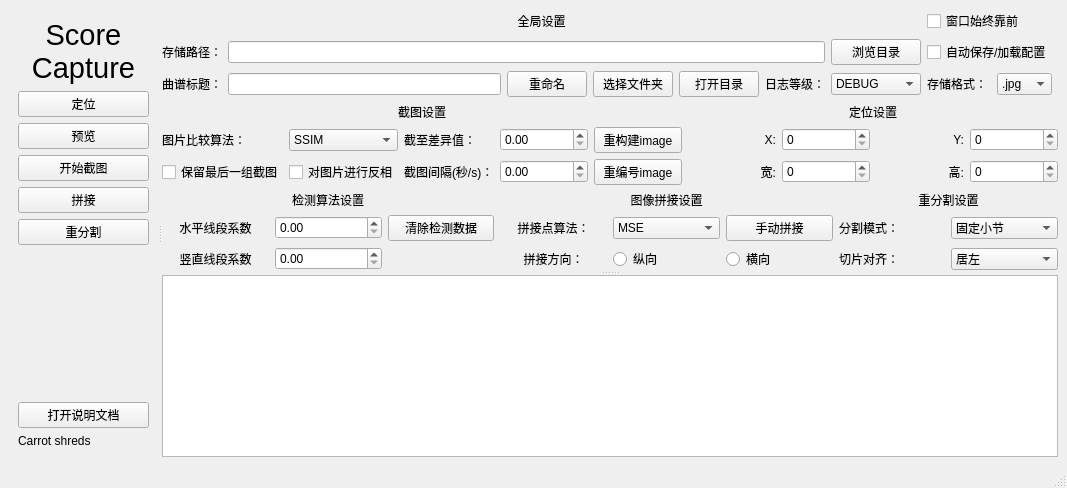
Carrot-shreds/score_capture, file src/ui/mainwindow.ui: the form before one commit.
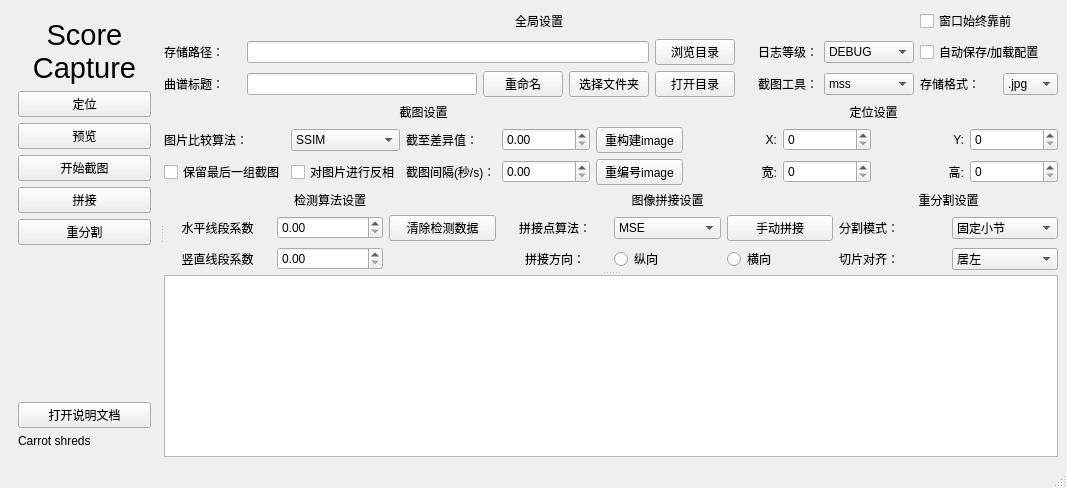
The form after the commit.

Commit message: 测试了对linux的支持 尤其解决了wayland的下的一些问题，提供了linux下的shell入口脚本 修改了路径相关操作，以实现跨平台兼容 提供fcitx-qt插件编译脚本，用以支持fcitx输入法 重构截图函数，提供不同后端命令的切换 在wayland模式下使用shell脚本设置变量切换到xcb应用模式

The edit to the form file:
```diff
--- a/src/ui/mainwindow.ui
+++ b/src/ui/mainwindow.ui
@@ -129,179 +129,6 @@
        </property>
        <widget class="QWidget" name="layoutWidget">
         <layout class="QGridLayout" name="gridLayout_3">
-         <item row="0" column="0">
-          <layout class="QGridLayout" name="gridLayout">
-           <item row="0" column="0" colspan="7">
-            <widget class="QLabel" name="label_4">
-             <property name="text">
-              <string>全局设置</string>
-             </property>
-             <property name="alignment">
-              <set>Qt::AlignmentFlag::AlignCenter</set>
-             </property>
-            </widget>
-           </item>
-           <item row="1" column="6">
-            <widget class="QPushButton" name="pushButton_select_path">
-             <property name="text">
-              <string>浏览目录</string>
-             </property>
-            </widget>
-           </item>
-           <item row="2" column="8">
-            <widget class="QComboBox" name="comboBox_save_format">
-             <property name="sizePolicy">
-              <sizepolicy hsizetype="Fixed" vsizetype="Fixed">
-               <horstretch>0</horstretch>
-               <verstretch>0</verstretch>
-              </sizepolicy>
-             </property>
-             <property name="minimumSize">
-              <size>
-               <width>55</width>
-               <height>0</height>
-              </size>
-             </property>
-             <item>
-              <property name="text">
-               <string>.jpg</string>
-              </property>
-             </item>
-             <item>
-              <property name="text">
-               <string>.png</string>
-              </property>
-             </item>
-            </widget>
-           </item>
-           <item row="2" column="3">
-            <widget class="QPushButton" name="pushButton_select_folder">
-             <property name="text">
-              <string>选择文件夹</string>
-             </property>
-            </widget>
-           </item>
-           <item row="1" column="7" colspan="2">
-            <widget class="QCheckBox" name="checkBox_auto_manage_config">
-             <property name="text">
-              <string>自动保存/加载配置</string>
-             </property>
-            </widget>
-           </item>
-           <item row="0" column="7" colspan="2">
-            <widget class="QCheckBox" name="checkBox_always_on_top">
-             <property name="text">
-              <string>窗口始终靠前</string>
-             </property>
-            </widget>
-           </item>
-           <item row="2" column="0">
-            <widget class="QLabel" name="label_3">
-             <property name="text">
-              <string>曲谱标题：</string>
-             </property>
-            </widget>
-           </item>
-           <item row="1" column="1" colspan="5">
-            <widget class="QLineEdit" name="lineEdit_save_path"/>
-           </item>
-           <item row="2" column="5">
-            <widget class="QLabel" name="label_12">
-             <property name="text">
-              <string>日志等级：</string>
-             </property>
-             <property name="alignment">
-              <set>Qt::AlignmentFlag::AlignRight|Qt::AlignmentFlag::AlignTrailing|Qt::AlignmentFlag::AlignVCenter</set>
-             </property>
-            </widget>
-           </item>
-           <item row="2" column="4">
-            <widget class="QPushButton" name="pushButton_open_folder">
-             <property name="text">
-              <string>打开目录</string>
-             </property>
-            </widget>
-           </item>
-           <item row="1" column="0">
-            <widget class="QLabel" name="label_5">
-             <property name="text">
-              <string>存储路径：</string>
-             </property>
-            </widget>
-           </item>
-           <item row="2" column="1">
-            <widget class="QLineEdit" name="lineEdit_score_title">
-             <property name="sizePolicy">
-              <sizepolicy hsizetype="Expanding" vsizetype="Fixed">
-               <horstretch>0</horstretch>
-               <verstretch>0</verstretch>
-              </sizepolicy>
-             </property>
-            </widget>
-           </item>
-           <item row="2" column="7">
-            <widget class="QLabel" name="label_6">
-             <property name="text">
-              <string>存储格式：</string>
-             </property>
-            </widget>
-           </item>
-           <item row="2" column="6">
-            <widget class="QComboBox" name="comboBox_log_level">
-             <property name="sizePolicy">
-              <sizepolicy hsizetype="Minimum" vsizetype="Fixed">
-               <horstretch>0</horstretch>
-               <verstretch>0</verstretch>
-              </sizepolicy>
-             </property>
-             <property name="minimumSize">
-              <size>
-               <width>90</width>
-               <height>0</height>
-              </size>
-             </property>
-             <item>
-              <property name="text">
-               <string>DEBUG</string>
-              </property>
-             </item>
-             <item>
-              <property name="text">
-               <string>INFO</string>
-              </property>
-             </item>
-             <item>
-              <property name="text">
-               <string>SUCCESS</string>
-              </property>
-             </item>
-             <item>
-              <property name="text">
-               <string>WARNING</string>
-              </property>
-             </item>
-             <item>
-              <property name="text">
-               <string>ERROR</string>
-              </property>
-             </item>
-            </widget>
-           </item>
-           <item row="2" column="2">
-            <widget class="QPushButton" name="pushButton_rename_folder">
-             <property name="sizePolicy">
-              <sizepolicy hsizetype="Minimum" vsizetype="Fixed">
-               <horstretch>0</horstretch>
-               <verstretch>0</verstretch>
-              </sizepolicy>
-             </property>
-             <property name="text">
-              <string>重命名</string>
-             </property>
-            </widget>
-           </item>
-          </layout>
-         </item>
          <item row="1" column="0" colspan="2">
           <layout class="QGridLayout" name="gridLayout_4">
            <item row="0" column="5" colspan="4">
@@ -746,6 +573,220 @@
            </item>
           </layout>
          </item>
+         <item row="0" column="0" colspan="2">
+          <layout class="QGridLayout" name="gridLayout">
+           <item row="2" column="9">
+            <widget class="QLabel" name="label_6">
+             <property name="text">
+              <string>存储格式：</string>
+             </property>
+            </widget>
+           </item>
+           <item row="1" column="8">
+            <widget class="QComboBox" name="comboBox_log_level">
+             <property name="sizePolicy">
+              <sizepolicy hsizetype="Minimum" vsizetype="Fixed">
+               <horstretch>0</horstretch>
+               <verstretch>0</verstretch>
+              </sizepolicy>
+             </property>
+             <property name="minimumSize">
+              <size>
+               <width>90</width>
+               <height>0</height>
+              </size>
+             </property>
+             <item>
+              <property name="text">
+               <string>DEBUG</string>
+              </property>
+             </item>
+             <item>
+              <property name="text">
+               <string>INFO</string>
+              </property>
+             </item>
+             <item>
+              <property name="text">
+               <string>SUCCESS</string>
+              </property>
+             </item>
+             <item>
+              <property name="text">
+               <string>WARNING</string>
+              </property>
+             </item>
+             <item>
+              <property name="text">
+               <string>ERROR</string>
+              </property>
+             </item>
+            </widget>
+           </item>
+           <item row="1" column="9" colspan="2">
+            <widget class="QCheckBox" name="checkBox_auto_manage_config">
+             <property name="text">
+              <string>自动保存/加载配置</string>
+             </property>
+            </widget>
+           </item>
+           <item row="1" column="0">
+            <widget class="QLabel" name="label_5">
+             <property name="text">
+              <string>存储路径：</string>
+             </property>
+            </widget>
+           </item>
+           <item row="1" column="7">
+            <widget class="QLabel" name="label_12">
+             <property name="text">
+              <string>日志等级：</string>
+             </property>
+             <property name="alignment">
+              <set>Qt::AlignmentFlag::AlignRight|Qt::AlignmentFlag::AlignTrailing|Qt::AlignmentFlag::AlignVCenter</set>
+             </property>
+            </widget>
+           </item>
+           <item row="1" column="1" colspan="5">
+            <widget class="QLineEdit" name="lineEdit_save_path"/>
+           </item>
+           <item row="0" column="9" colspan="2">
+            <widget class="QCheckBox" name="checkBox_always_on_top">
+             <property name="text">
+              <string>窗口始终靠前</string>
+             </property>
+            </widget>
+           </item>
+           <item row="2" column="0">
+            <widget class="QLabel" name="label_3">
+             <property name="text">
+              <string>曲谱标题：</string>
+             </property>
+            </widget>
+           </item>
+           <item row="2" column="6">
+            <widget class="QPushButton" name="pushButton_open_folder">
+             <property name="text">
+              <string>打开目录</string>
+             </property>
+            </widget>
+           </item>
+           <item row="1" column="6">
+            <widget class="QPushButton" name="pushButton_select_path">
+             <property name="text">
+              <string>浏览目录</string>
+             </property>
+            </widget>
+           </item>
+           <item row="2" column="8">
+            <widget class="QComboBox" name="comboBox_capture_tool">
+             <property name="sizePolicy">
+              <sizepolicy hsizetype="Minimum" vsizetype="Fixed">
+               <horstretch>0</horstretch>
+               <verstretch>0</verstretch>
+              </sizepolicy>
+             </property>
+             <property name="minimumSize">
+              <size>
+               <width>90</width>
+               <height>0</height>
+              </size>
+             </property>
+             <item>
+              <property name="text">
+               <string>mss</string>
+              </property>
+             </item>
+             <item>
+              <property name="text">
+               <string>spectacle</string>
+              </property>
+             </item>
+             <item>
+              <property name="text">
+               <string>grim</string>
+              </property>
+             </item>
+            </widget>
+           </item>
+           <item row="0" column="0" colspan="9">
+            <widget class="QLabel" name="label_4">
+             <property name="text">
+              <string>全局设置</string>
+             </property>
+             <property name="alignment">
+              <set>Qt::AlignmentFlag::AlignCenter</set>
+             </property>
+            </widget>
+           </item>
+           <item row="2" column="5">
+            <widget class="QPushButton" name="pushButton_select_folder">
+             <property name="text">
+              <string>选择文件夹</string>
+             </property>
+            </widget>
+           </item>
+           <item row="2" column="10">
+            <widget class="QComboBox" name="comboBox_save_format">
+             <property name="sizePolicy">
+              <sizepolicy hsizetype="Fixed" vsizetype="Fixed">
+               <horstretch>0</horstretch>
+               <verstretch>0</verstretch>
+              </sizepolicy>
+             </property>
+             <property name="minimumSize">
+              <size>
+               <width>55</width>
+               <height>0</height>
+              </size>
+             </property>
+             <item>
+              <property name="text">
+               <string>.jpg</string>
+              </property>
+             </item>
+             <item>
+              <property name="text">
+               <string>.png</string>
+              </property>
+             </item>
+            </widget>
+           </item>
+           <item row="2" column="4">
+            <widget class="QPushButton" name="pushButton_rename_folder">
+             <property name="sizePolicy">
+              <sizepolicy hsizetype="Minimum" vsizetype="Fixed">
+               <horstretch>0</horstretch>
+               <verstretch>0</verstretch>
+              </sizepolicy>
+             </property>
+             <property name="text">
+              <string>重命名</string>
+             </property>
+            </widget>
+           </item>
+           <item row="2" column="7">
+            <widget class="QLabel" name="label_20">
+             <property name="text">
+              <string>截图工具：</string>
+             </property>
+             <property name="alignment">
+              <set>Qt::AlignmentFlag::AlignRight|Qt::AlignmentFlag::AlignTrailing|Qt::AlignmentFlag::AlignVCenter</set>
+             </property>
+            </widget>
+           </item>
+           <item row="2" column="1" colspan="3">
+            <widget class="QLineEdit" name="lineEdit_score_title">
+             <property name="sizePolicy">
+              <sizepolicy hsizetype="Expanding" vsizetype="Fixed">
+               <horstretch>0</horstretch>
+               <verstretch>0</verstretch>
+              </sizepolicy>
+             </property>
+            </widget>
+           </item>
+          </layout>
+         </item>
         </layout>
        </widget>
        <widget class="QTextEdit" name="textEdit_console"/>
```
Left out of the diff: 2 changed lines with no effect on the pictures. The commit also changes 11 other files.
